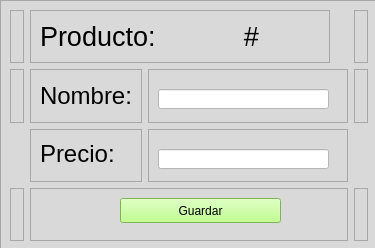
First picture: the form in Layout/Menu_productos.ui, repository jorgea-hn/Proyecto_Sistema_Restaurante, before the edit.
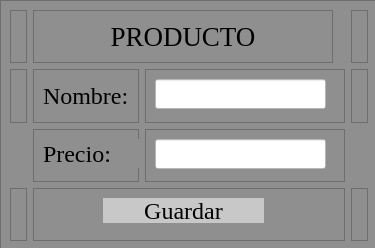
Second picture: the form after the edit.

Commit message: Modificacion de interfaz

```diff
--- a/Layout/Menu_productos.ui
+++ b/Layout/Menu_productos.ui
@@ -47,7 +47,7 @@
     </size>
    </property>
    <property name="styleSheet">
-    <string notr="true">background-color: rgb(217, 217, 217);</string>
+    <string notr="true">background-color: rgb(143, 143, 143);</string>
    </property>
    <property name="frameShape">
     <enum>QFrame::StyledPanel</enum>
@@ -72,6 +72,7 @@
         <widget class="QLabel" name="label_3">
          <property name="font">
           <font>
+           <family>Georgia</family>
            <pointsize>18</pointsize>
           </font>
          </property>
@@ -112,6 +113,7 @@
        </property>
        <property name="font">
         <font>
+         <family>Georgia</family>
          <pointsize>18</pointsize>
         </font>
        </property>
@@ -145,11 +147,29 @@
        <property name="geometry">
         <rect>
          <x>10</x>
-         <y>20</y>
+         <y>10</y>
          <width>171</width>
-         <height>20</height>
+         <height>30</height>
         </rect>
        </property>
+       <property name="minimumSize">
+        <size>
+         <width>0</width>
+         <height>30</height>
+        </size>
+       </property>
+       <property name="maximumSize">
+        <size>
+         <width>16777215</width>
+         <height>30</height>
+        </size>
+       </property>
+       <property name="font">
+        <font>
+         <family>Georgia</family>
+         <pointsize>18</pointsize>
+        </font>
+       </property>
        <property name="styleSheet">
         <string notr="true">background-color: rgb(255, 255, 255);</string>
        </property>
@@ -197,7 +217,7 @@
       <widget class="QPushButton" name="pushButton_Guardar">
        <property name="geometry">
         <rect>
-         <x>90</x>
+         <x>70</x>
          <y>10</y>
          <width>161</width>
          <height>25</height>
@@ -209,8 +229,16 @@
          <height>25</height>
         </size>
        </property>
+       <property name="font">
+        <font>
+         <family>Georgia</family>
+         <pointsize>18</pointsize>
+        </font>
+       </property>
        <property name="styleSheet">
-        <string notr="true">background-color: rgb(175, 255, 112);</string>
+        <string notr="true">background-color: rgb(200, 200, 200);
+
+border-radius:0px;</string>
        </property>
        <property name="text">
         <string>Guardar</string>
@@ -246,11 +274,29 @@
        <property name="geometry">
         <rect>
          <x>10</x>
-         <y>20</y>
+         <y>10</y>
          <width>171</width>
-         <height>20</height>
+         <height>30</height>
         </rect>
        </property>
+       <property name="minimumSize">
+        <size>
+         <width>0</width>
+         <height>30</height>
+        </size>
+       </property>
+       <property name="maximumSize">
+        <size>
+         <width>16777215</width>
+         <height>30</height>
+        </size>
+       </property>
+       <property name="font">
+        <font>
+         <family>Georgia</family>
+         <pointsize>18</pointsize>
+        </font>
+       </property>
        <property name="styleSheet">
         <string notr="true">background-color: rgb(255, 255, 255);</string>
        </property>
@@ -292,23 +338,12 @@
         <widget class="QLabel" name="label">
          <property name="font">
           <font>
+           <family>Georgia</family>
            <pointsize>20</pointsize>
           </font>
          </property>
          <property name="text">
-          <string>Producto:</string>
-         </property>
-        </widget>
-       </item>
-       <item>
-        <widget class="QLabel" name="label_2">
-         <property name="font">
-          <font>
-           <pointsize>20</pointsize>
-          </font>
-         </property>
-         <property name="text">
-          <string>#</string>
+          <string>PRODUCTO</string>
          </property>
          <property name="alignment">
           <set>Qt::AlignCenter</set>
```
The commit also changes 5 other files.
